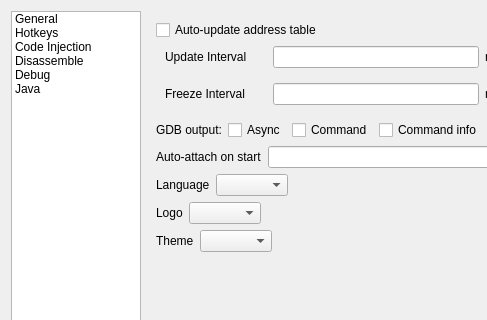
Before: the Qt Designer form GUI/SettingsDialog.ui in korcankaraokcu/PINCE, drawn with Qt 5; both pictures show x 0 to 487 and y 0 to 320 of the 884 by 633 pixel window.
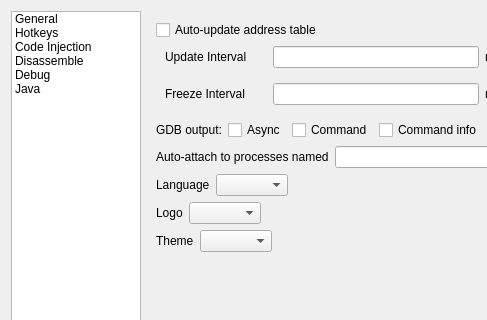
After: the same form once the commit is applied.

Commit message: Fix auto attach

What changed in the file:
```diff
--- a/GUI/SettingsDialog.ui
+++ b/GUI/SettingsDialog.ui
@@ -254,7 +254,7 @@
 Patterns at former positions have higher priority if regex is off</string>
                  </property>
                  <property name="text">
-                  <string>Auto-attach on start</string>
+                  <string>Auto-attach to processes named</string>
                  </property>
                 </widget>
                </item>
```
Left out of the diff: 2 changed lines with no effect on the pictures. The commit also changes 6 other files.
